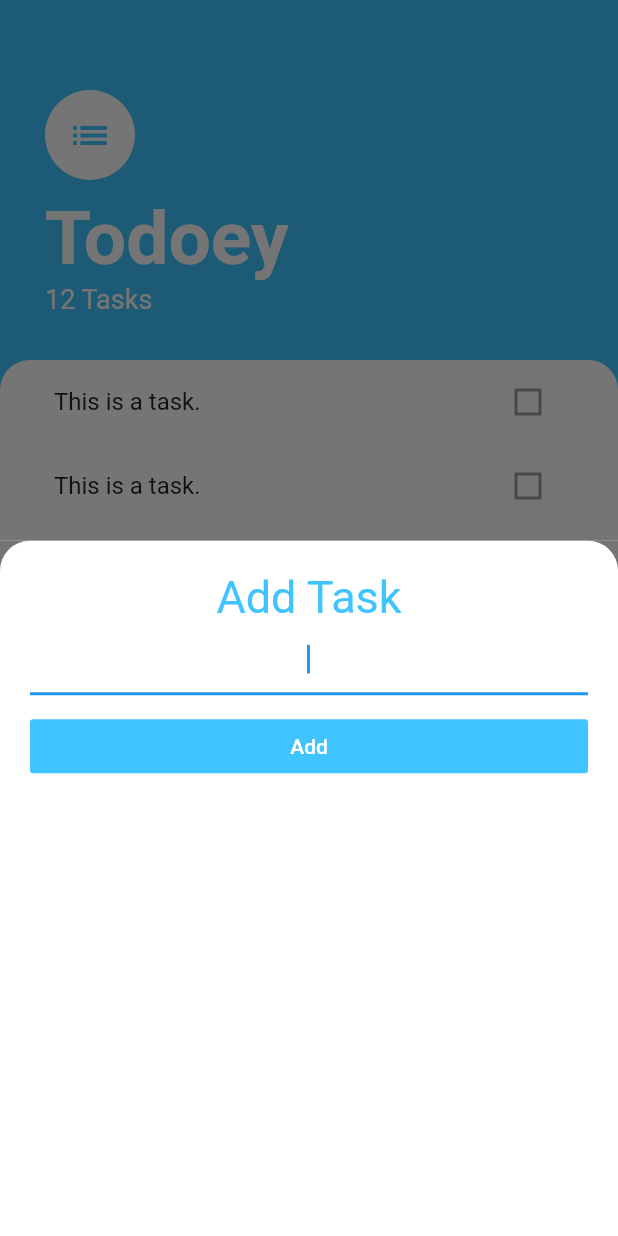
After one commit to pratikrana1998/todoey_flutter, a Flutter app: the screen it shows after launch, after a tap on the "add" icon, on a phone screen of 412 x 824 dp. The commit adds this screen. Run offline on Flutter 3.47's test engine with Material 2 defaults, Android fonts, the phone set to English and light mode, and no system bars.

Commit message:
adding bottomSheet widget to add tasks and refactoring code

```diff
--- /dev/null
+++ b/lib/screens/add_task_screen.dart
@@ -0,0 +1,53 @@
+import 'package:flutter/cupertino.dart';
+import 'package:flutter/material.dart';
+
+class AddTaskScreen extends StatelessWidget {
+  @override
+  Widget build(BuildContext context) {
+    return Container(
+      color: Color(0xFF757575),
+      child: Container(
+        padding: EdgeInsets.all(20.0),
+        decoration: BoxDecoration(
+          color: Colors.white,
+          borderRadius: BorderRadius.only(
+            topLeft: Radius.circular(20.0),
+            topRight: Radius.circular(20.0),
+          )
+        ),
+        child: Column(
+          crossAxisAlignment: CrossAxisAlignment.stretch,
+          children: <Widget>[
+            Text(
+              'Add Task',
+              textAlign: TextAlign.center,
+              style: TextStyle(
+                fontSize: 30.0,
+                color: Colors.lightBlueAccent,
+              ),
+            ),
+            TextField(
+              autofocus: true,
+              textAlign: TextAlign.center,
+            ),
+            SizedBox(
+              height: 10.0,
+            ),
+            FlatButton(
+              onPressed: () {
+
+              },
+              child: Text(
+                  'Add',
+                style: TextStyle(
+                  color: Colors.white,
+                ),
+              ),
+              color: Colors.lightBlueAccent,
+            ),
+          ],
+        ),
+      ),
+    );
+  }
+}
--- a/lib/screens/task_screen.dart
+++ b/lib/screens/task_screen.dart
@@ -1,12 +1,21 @@
 import 'package:flutter/cupertino.dart';
 import 'package:flutter/material.dart';
+import 'package:todoeyflutter/widgets/tasks_list.dart';
+import 'package:todoeyflutter/screens/add_task_screen.dart';
 
 class TasksScreen extends StatelessWidget {
+
   @override
   Widget build(BuildContext context) {
     return Scaffold(
       backgroundColor: Colors.lightBlueAccent,
       floatingActionButton: FloatingActionButton(
+        onPressed: () {
+          showModalBottomSheet(
+            context: context,
+            builder: (context) => AddTaskScreen(),
+          );
+        },
         backgroundColor: Colors.lightBlueAccent,
         child: Icon(Icons.add),
       ),
@@ -50,10 +59,12 @@ class TasksScreen extends StatelessWidget {
           ),
           Expanded(
             child: Container(
+              padding: EdgeInsets.symmetric(horizontal: 20.0,),
               decoration: BoxDecoration(
                 color:Colors.white,
                 borderRadius: BorderRadius.only(topLeft: Radius.circular(20.0), topRight: Radius.circular(20.0)),
               ),
+              child: TasksList(),
             ),
           ),
         ],
--- /dev/null
+++ b/lib/widgets/task_tile.dart
@@ -0,0 +1,14 @@
+import 'package:flutter/material.dart';
+
+class TaskTile extends StatelessWidget {
+
+  @override
+  Widget build(BuildContext context) {
+    return ListTile(
+      title: Text('This is a task.'),
+      trailing: Checkbox(
+        value: false,
+      ),
+    );
+  }
+}
--- /dev/null
+++ b/lib/widgets/tasks_list.dart
@@ -0,0 +1,15 @@
+import 'package:flutter/material.dart';
+import 'task_tile.dart';
+
+class TasksList extends StatelessWidget {
+
+  @override
+  Widget build(BuildContext context) {
+    return ListView(
+      children: <Widget>[
+        TaskTile(),
+        TaskTile(),
+      ],
+    );
+  }
+}
```
